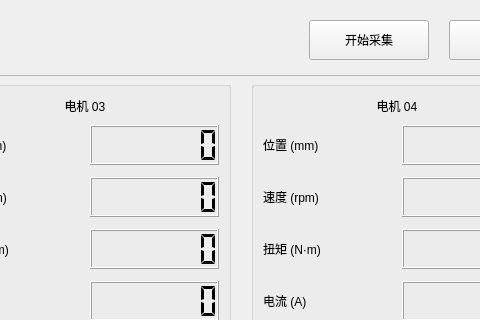
The window that forms/MotorPage.ui (Huier-git/Drill2tool) describes before a commit, drawn with Qt 5; both pictures show x 711 to 1191 and y 0 to 320 of the 1280 by 850 pixel window.
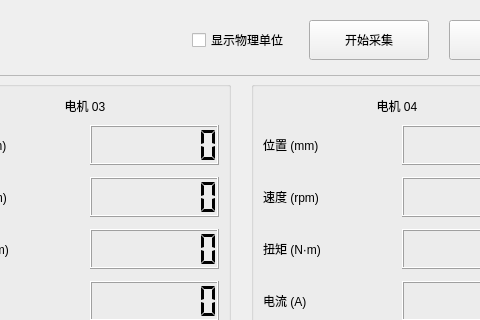
The same window after the commit.

```diff
--- a/forms/MotorPage.ui
+++ b/forms/MotorPage.ui
@@ -147,6 +147,16 @@
        </property>
       </spacer>
      </item>
+     <item>
+      <widget class="QCheckBox" name="cb_displayUnits">
+       <property name="text">
+        <string>显示物理单位</string>
+       </property>
+       <property name="toolTip">
+        <string>勾选后显示物理单位（mm、mm/s等），否则显示脉冲值</string>
+       </property>
+      </widget>
+     </item>
      <item>
       <widget class="QPushButton" name="btn_start">
        <property name="minimumSize">
```
